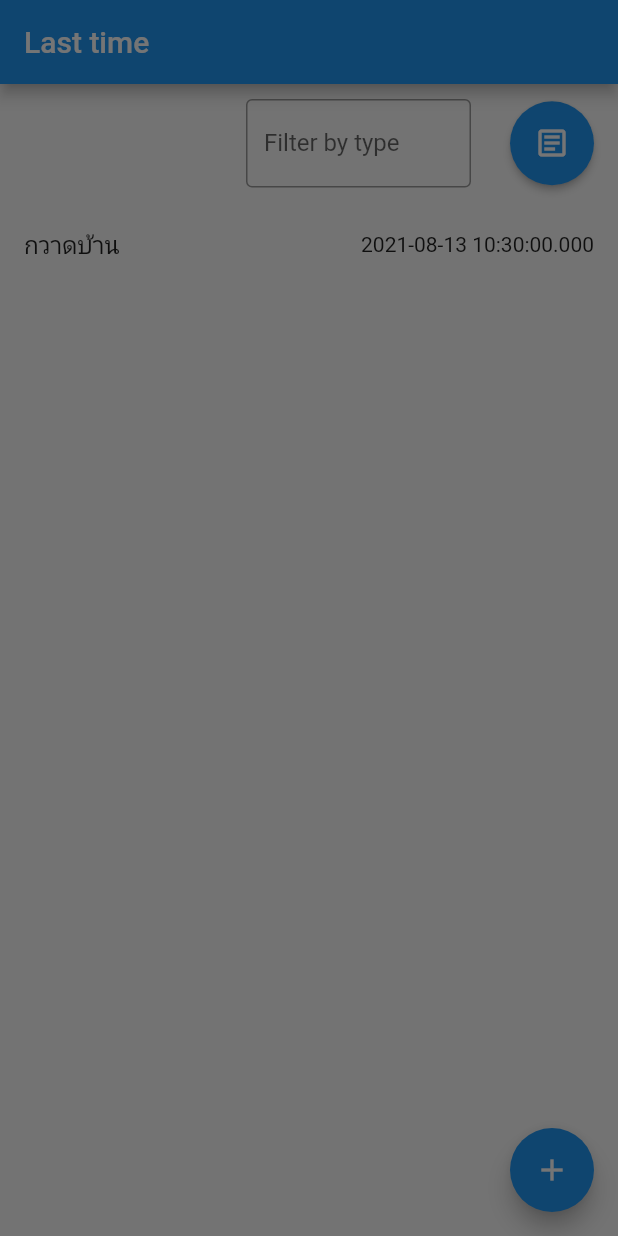
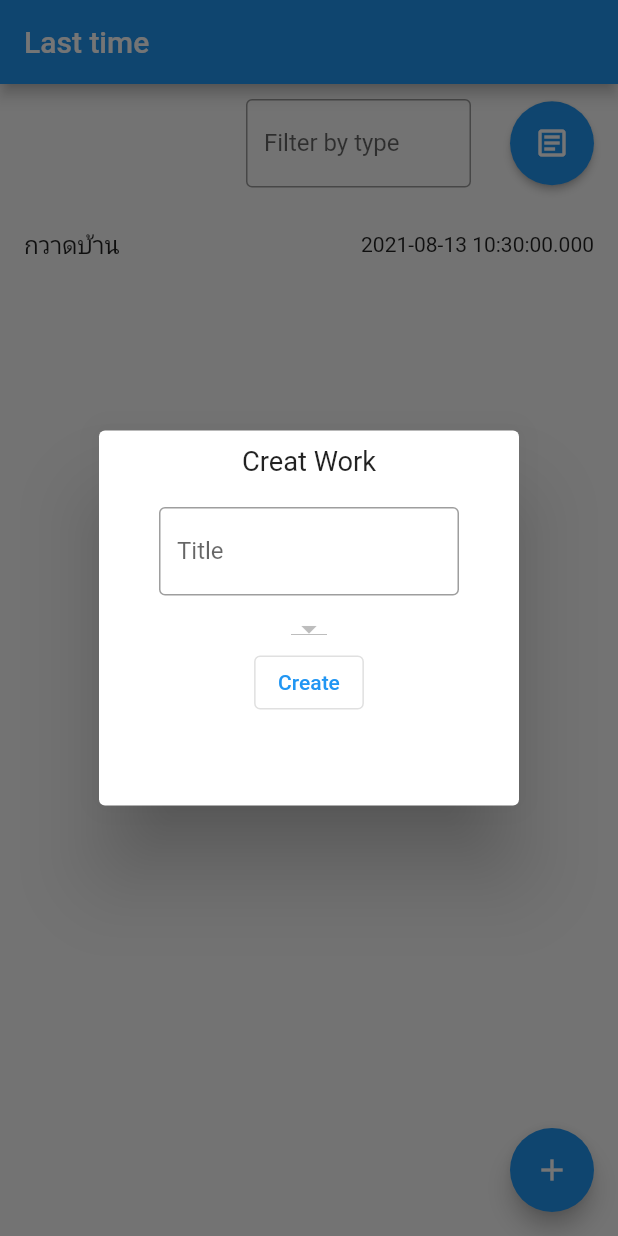
Before and after one commit to 6210110346/lasttime_midterm, a Flutter app: the screen it shows after launch, after a tap on the "add" icon, on a phone screen of 412 x 824 dp. Run offline on Flutter 3.47's test engine with Material 2 defaults, Android fonts, the phone set to English and light mode, and no system bars; our stand-ins replace hive, hive_flutter; accounts and stored records are empty.

Commit message:
try to add dropdownbutton

```diff
--- a/lib/pages/home_page.dart
+++ b/lib/pages/home_page.dart
@@ -8,13 +8,10 @@ class MyHomePage extends StatefulWidget {
 }
 
 class _MyHomePageState extends State<MyHomePage> {
-  int _counter = 0;
   late List<Work> works = workList;
-  void _incrementCounter() {
-    setState(() {
-      _counter++;
-    });
-  }
+
+  late String title;
+  late TypeOfWork type;
 
   @override
   Widget build(BuildContext context) {
@@ -66,8 +63,60 @@ class _MyHomePageState extends State<MyHomePage> {
         ],
       ),
       floatingActionButton: FloatingActionButton(
-        onPressed: () =>
-            showDialog(context: context, builder: (_) => AlertDialog()),
+        onPressed: () => showDialog(
+            context: context,
+            builder: (_) => Dialog(
+                  child: Container(
+                    height: 250,
+                    width: 215,
+                    child: Column(
+                      children: [
+                        Container(
+                          width: 150,
+                          alignment: Alignment.center,
+                          margin: EdgeInsets.all(10),
+                          child: Text(
+                            'Creat Work',
+                            textScaleFactor: 1.3,
+                          ),
+                        ),
+                        Container(
+                          width: 200,
+                          margin: EdgeInsets.all(10),
+                          child: TextFormField(
+                            decoration: InputDecoration(
+                              labelText: 'Title',
+                              border: OutlineInputBorder(
+                                  borderSide: BorderSide(width: 1)),
+                            ),
+                          ),
+                        ),
+                        // Container(
+                        //   width: 200,
+                        //   margin: EdgeInsets.all(10),
+                        //   child: TextFormField(
+                        //     decoration: InputDecoration(
+                        //       labelText: 'Type',
+                        //       border: OutlineInputBorder(
+                        //           borderSide: BorderSide(width: 1)),
+                        //     ),
+                        //   ),
+                        // ),
+                        DropdownButton(
+                          items: [],
+                        ),
+                        OutlinedButton(
+                            onPressed: () {
+                              works.add(Work(
+                                  type: type,
+                                  title: title,
+                                  time: DateTime.now()));
+                            },
+                            child: Text('Create'))
+                      ],
+                    ),
+                  ),
+                )),
         tooltip: 'Increment',
         child: Icon(Icons.add),
       ),
```
